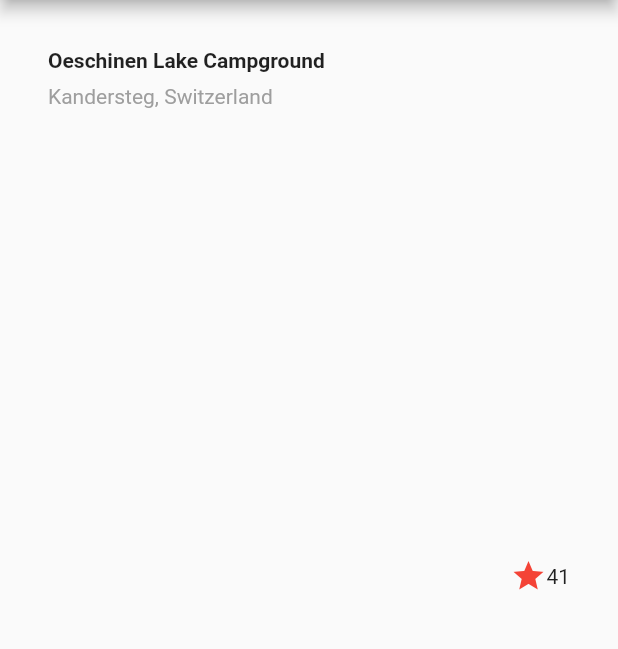
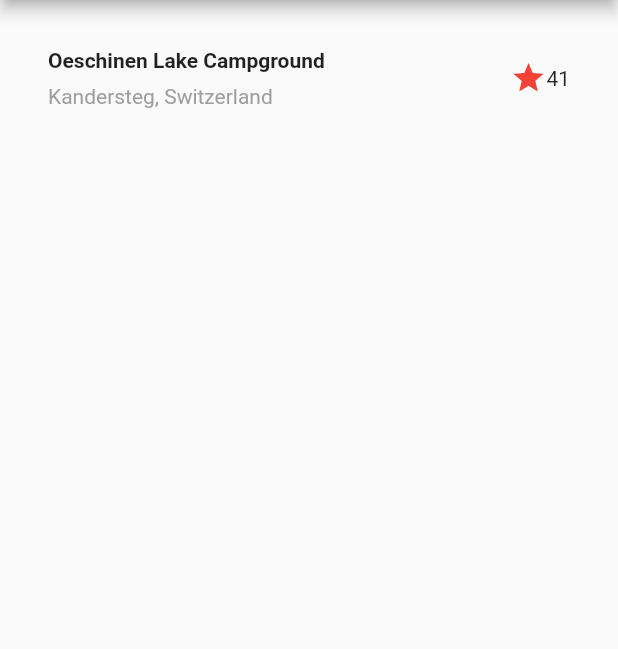
Before and after one commit to nekonenene/flutter_layout_and_animation, a Flutter app: the screen it shows after launch, on a phone screen of 412 x 824 dp, the part 84-733 px from its top. Run offline on Flutter 3.47's test engine with Material 2 defaults, Android fonts, the phone set to English and light mode, and no system bars.

Commit message:
Column を用いる

```diff
--- a/lib/main.dart
+++ b/lib/main.dart
@@ -14,8 +14,8 @@ class MyApp extends StatelessWidget {
         appBar: AppBar(
           title: Text('Layout Demo'),
         ),
-        body: Center(
-          child: titleSection,
+        body: Column(
+          children: <Widget>[titleSection],
         ),
       )
     );
```
